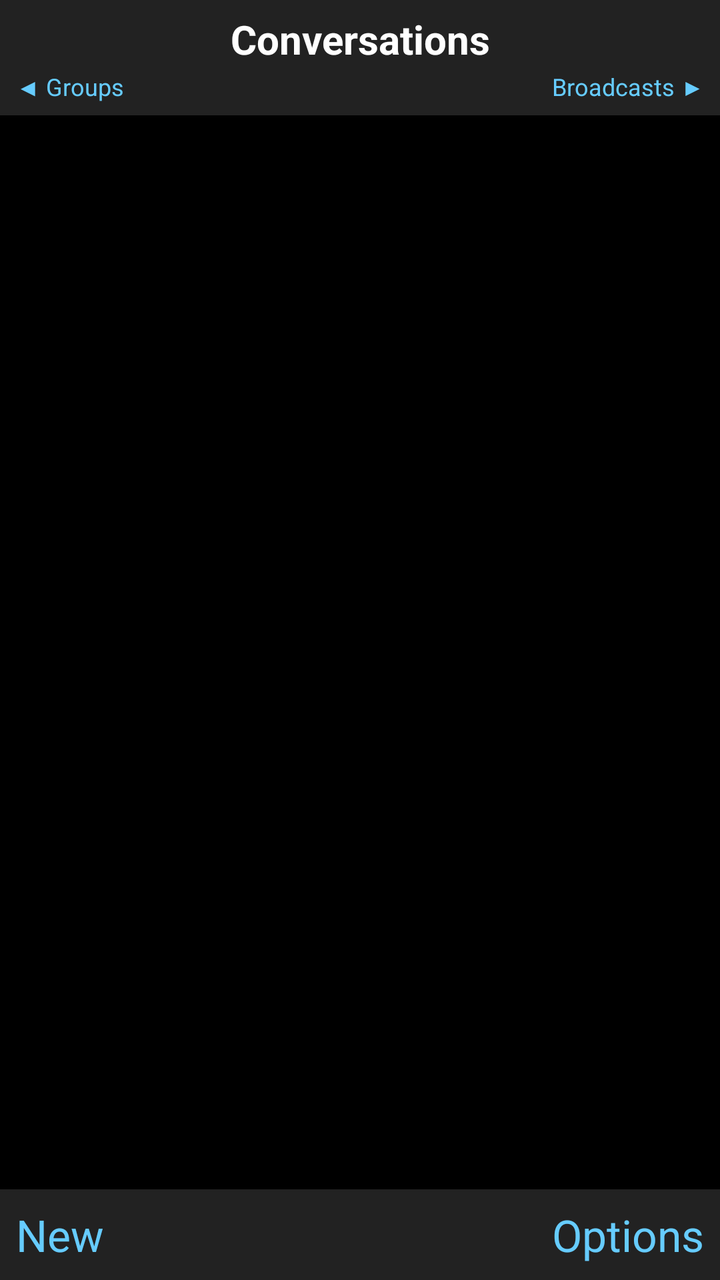
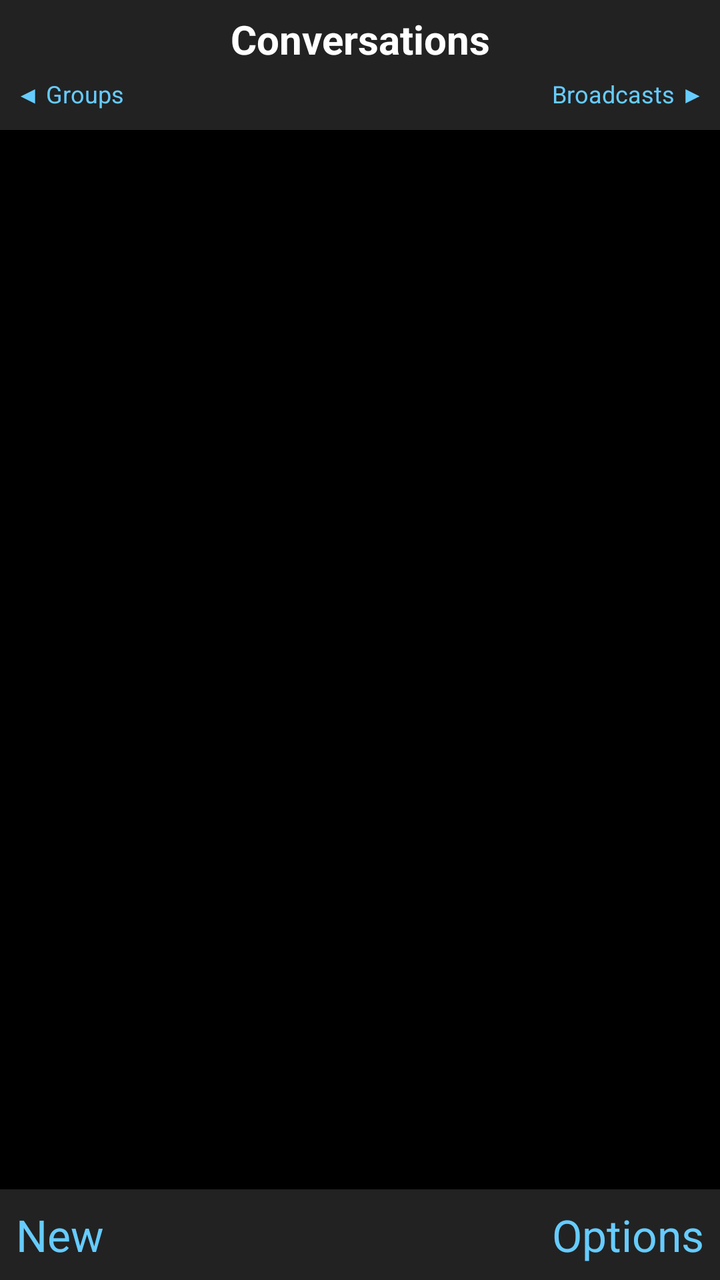

The first picture is an Android layout as it rendered before a commit; the second is the same layout after the commit. The layout source and the unified diff follow.
<!-- AndroidManifest.xml: application theme Theme.TurboText -->
<!-- res/layout/activity_main.xml -->
<?xml version="1.0" encoding="utf-8"?>
<LinearLayout xmlns:android="http://schemas.android.com/apk/res/android"
    android:layout_width="match_parent"
    android:layout_height="match_parent"
    android:orientation="vertical"
    android:background="@android:color/black">

    <LinearLayout
        android:layout_width="match_parent"
        android:layout_height="wrap_content"
        android:orientation="vertical"
        android:background="#222222"
        android:paddingTop="6dp"
        android:paddingBottom="6dp">

        <TextView
            android:id="@+id/titleBar"
            android:layout_width="match_parent"
            android:layout_height="wrap_content"
            android:gravity="center"
            android:maxLines="1"
            android:ellipsize="end"
            android:text="Conversations"
            android:textColor="@android:color/white"
            android:textStyle="bold"
            android:textSize="20sp" />

        <LinearLayout
            android:layout_width="match_parent"
            android:layout_height="wrap_content"
            android:orientation="horizontal"
            android:paddingTop="2dp">

            <TextView
                android:layout_width="0dp"
                android:layout_height="wrap_content"
                android:layout_weight="1"
                android:paddingStart="8dp"
                android:maxLines="1"
                android:ellipsize="end"
                android:text="◀ Groups"
                android:textColor="#66CCFF"
                android:textSize="12sp" />

            <TextView
                android:layout_width="0dp"
                android:layout_height="wrap_content"
                android:layout_weight="1"
                android:paddingEnd="8dp"
                android:gravity="end"
                android:maxLines="1"
                android:ellipsize="end"
                android:text="Broadcasts ▶"
                android:textColor="#66CCFF"
                android:textSize="12sp" />
        </LinearLayout>
    </LinearLayout>

    <androidx.recyclerview.widget.RecyclerView
        android:id="@+id/conversationList"
        android:layout_width="match_parent"
        android:layout_height="0dp"
        android:layout_weight="1"
        android:descendantFocusability="afterDescendants" />

    <TextView
        android:id="@+id/emptyView"
        android:layout_width="match_parent"
        android:layout_height="0dp"
        android:layout_weight="1"
        android:gravity="center"
        android:padding="24dp"
        android:text="@string/empty_inbox"
        android:textColor="#888888"
        android:visibility="gone" />

    
    <LinearLayout
        android:layout_width="match_parent"
        android:layout_height="wrap_content"
        android:orientation="horizontal"
        android:background="#222222"
        android:padding="8dp">

        <TextView
            android:id="@+id/softLeftLabel"
            android:layout_width="0dp"
            android:layout_height="wrap_content"
            android:layout_weight="1"
            android:gravity="start"
            android:focusable="false"
            android:text="@string/softkey_new"
            android:textColor="#66CCFF" />

        <TextView
            android:id="@+id/softRightLabel"
            android:layout_width="0dp"
            android:layout_height="wrap_content"
            android:layout_weight="1"
            android:gravity="end"
            android:focusable="false"
            android:text="@string/softkey_options"
            android:textColor="#66CCFF" />
    </LinearLayout>
</LinearLayout>
<!-- resources referenced by this layout -->
<resources>
  <string name="empty_inbox">No messages. Press OK to start a new one.</string>
  <string name="softkey_new">New</string>
  <string name="softkey_options">Options</string>
  <style name="Theme.TurboText" parent="Theme.AppCompat.NoActionBar">
          <item name="android:textSize">22sp</item>
          <item name="android:colorBackground">@android:color/black</item>
          <item name="android:textColor">@android:color/white</item>
      </style>
</resources>

<!-- the commit's change to res/layout/activity_main.xml (unified diff, before → after) -->
@@ -29,9 +29,13 @@
             android:layout_width="match_parent"
             android:layout_height="wrap_content"
             android:orientation="horizontal"
+            android:baselineAligned="false"
+            android:gravity="center_vertical"
+            android:minHeight="26dp"
             android:paddingTop="2dp">
 
             <TextView
+                android:id="@+id/groupsLabel"
                 android:layout_width="0dp"
                 android:layout_height="wrap_content"
                 android:layout_weight="1"
